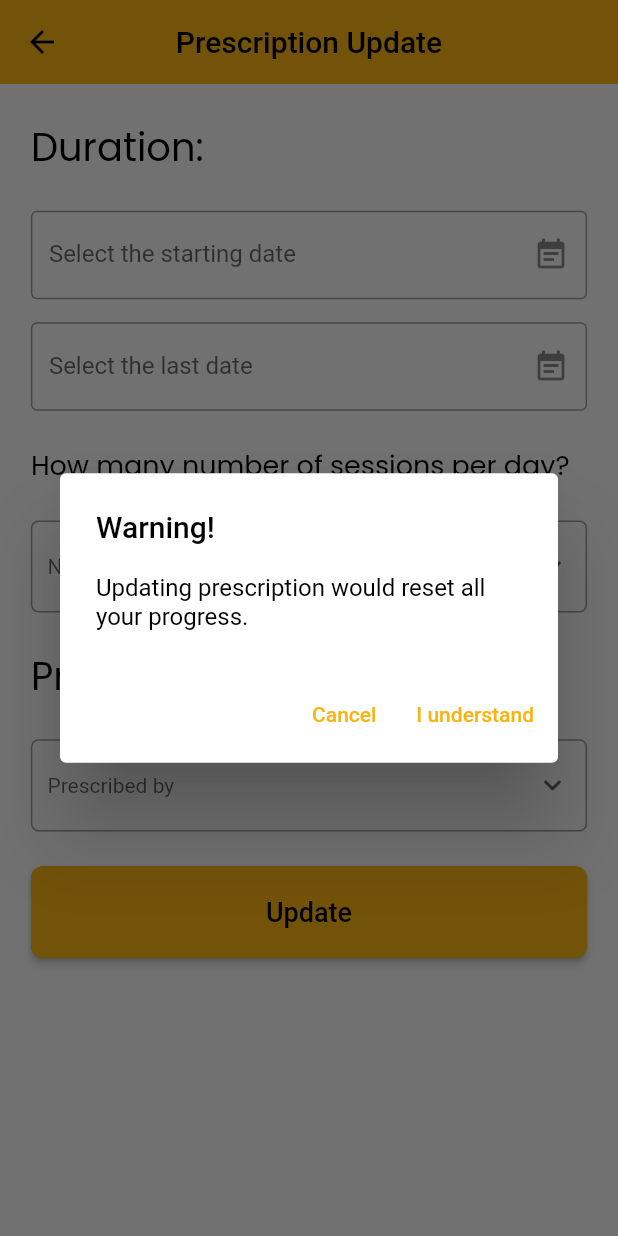
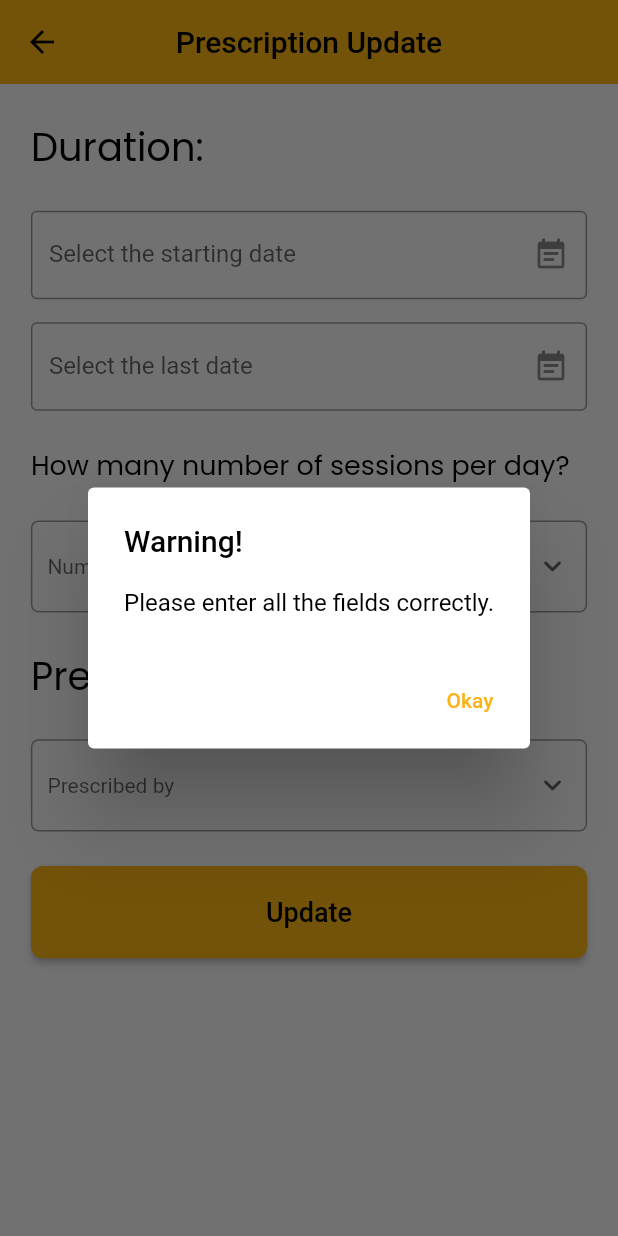
Before and after one commit to Harshpatel249/LaughieApp, a Flutter app: the PrescriptionUpdate screen opened directly, after a tap on "Update", on a phone screen of 412 x 824 dp. Run offline on Flutter 3.47's test engine with Material 2 defaults, Android fonts, the phone set to English and light mode, and no system bars; drawn by our look-alikes of date_field; our stand-ins replace cloud_firestore, csc_picker, firebase_auth, firebase_core, font_awesome_flutter, image_gallery_saver and 5 more; missing offline and left inert: flutter_sound; accounts and stored records are empty.

Commit message:
prescription page with update done

```diff
--- a/lib/screens/prescriptionUpdate.dart
+++ b/lib/screens/prescriptionUpdate.dart
@@ -14,6 +14,9 @@ class _PrescriptionUpdateState extends State<PrescriptionUpdate> {
   DateTime _startingDate, _endingDate;
   String _sessionValue;
   String _prescribedValue;
+  bool _enabled = false;
+  bool _calval1 = false;
+  bool _calval2 = false;
 
   _uploadPrescriptionDetails() {
     FocusScope.of(context).unfocus();
@@ -91,6 +94,9 @@ class _PrescriptionUpdateState extends State<PrescriptionUpdate> {
                     mode: DateTimeFieldPickerMode.date,
                     autovalidateMode: AutovalidateMode.onUserInteraction,
                     validator: (value) {
+                      value.isBefore(DateTime.now())
+                          ? _calval1 = false
+                          : _calval1 = true;
                       return value.isBefore(DateTime.now())
                           ? 'You cannot start in the past!'
                           : null;
@@ -100,6 +106,7 @@ class _PrescriptionUpdateState extends State<PrescriptionUpdate> {
                       print(value);
                       setState(() {
                         valid = value;
+                        _calval1 = true;
                       });
                     },
                   ),
@@ -123,12 +130,16 @@ class _PrescriptionUpdateState extends State<PrescriptionUpdate> {
                     mode: DateTimeFieldPickerMode.date,
                     autovalidateMode: AutovalidateMode.onUserInteraction,
                     validator: (value) {
+                      value.isBefore(_startingDate)
+                          ? _calval2 = false
+                          : _calval2 = true;
                       return value.isBefore(_startingDate)
                           ? 'You cannot end before you start!'
                           : null;
                     },
                     onDateSelected: (DateTime value) {
                       _endingDate = value;
+                      _calval2 = true;
                       print(value);
                     },
                   ),
@@ -223,7 +234,16 @@ class _PrescriptionUpdateState extends State<PrescriptionUpdate> {
                   width: double.infinity,
                   child: ElevatedButton(
                     onPressed: () {
-                      showDialog<String>(
+                      _enabled = (_startingDate == null ||
+                              _endingDate == null ||
+                              _sessionValue == null ||
+                              _prescribedValue == null ||
+                              _calval1 == false ||
+                              _calval2 == false
+                          ? false
+                          : true);
+                      _enabled
+                          ? showDialog<String>(
                               context: context,
                               builder: (BuildContext context) => AlertDialog(
                                 title: const Text(
@@ -247,6 +267,27 @@ class _PrescriptionUpdateState extends State<PrescriptionUpdate> {
                                       _uploadPrescriptionDetails();
                                     },
                                     child: const Text('I understand'),
+                                  ),
+                                ],
+                              ),
+                            )
+                          : showDialog<String>(
+                              context: context,
+                              builder: (BuildContext context) => AlertDialog(
+                                title: const Text(
+                                  'Warning!',
+                                  style: TextStyle(color: Colors.black),
+                                ),
+                                content: const Text(
+                                  'Please enter all the fields correctly.',
+                                  style: TextStyle(color: Colors.black),
+                                ),
+                                actions: <Widget>[
+                                  TextButton(
+                                    onPressed: () {
+                                      Navigator.pop(context, 'OK');
+                                    },
+                                    child: const Text('Okay'),
                                   ),
                                 ],
                               ),
```
Lines whose indentation alone changed are shown as unchanged.
